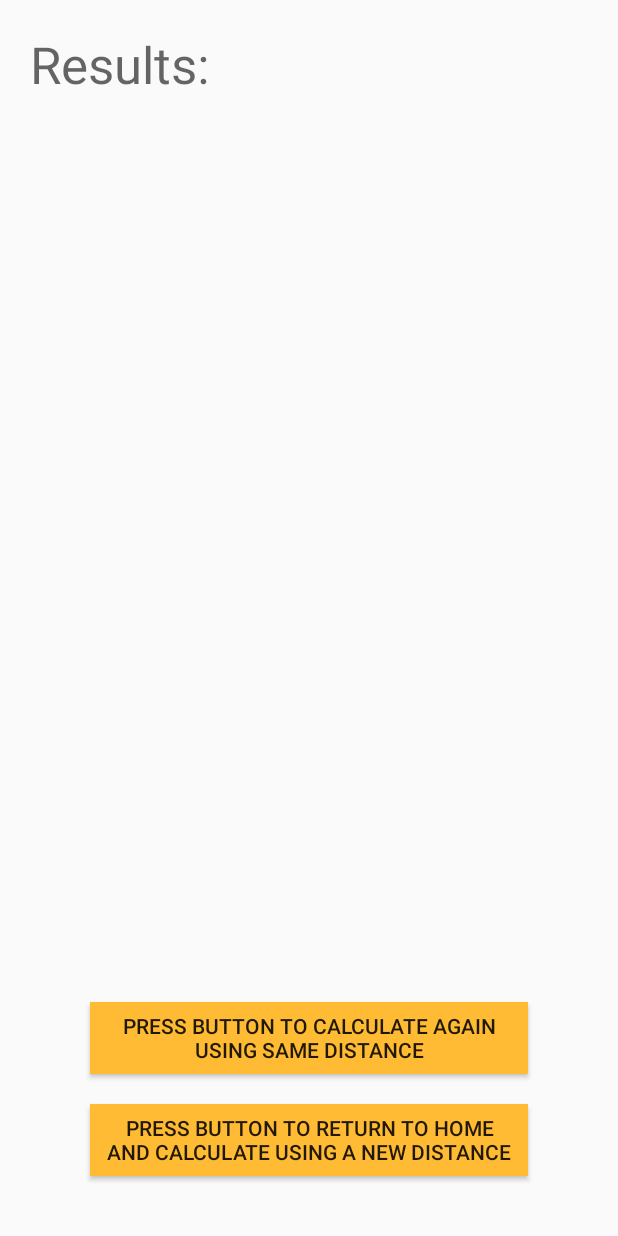
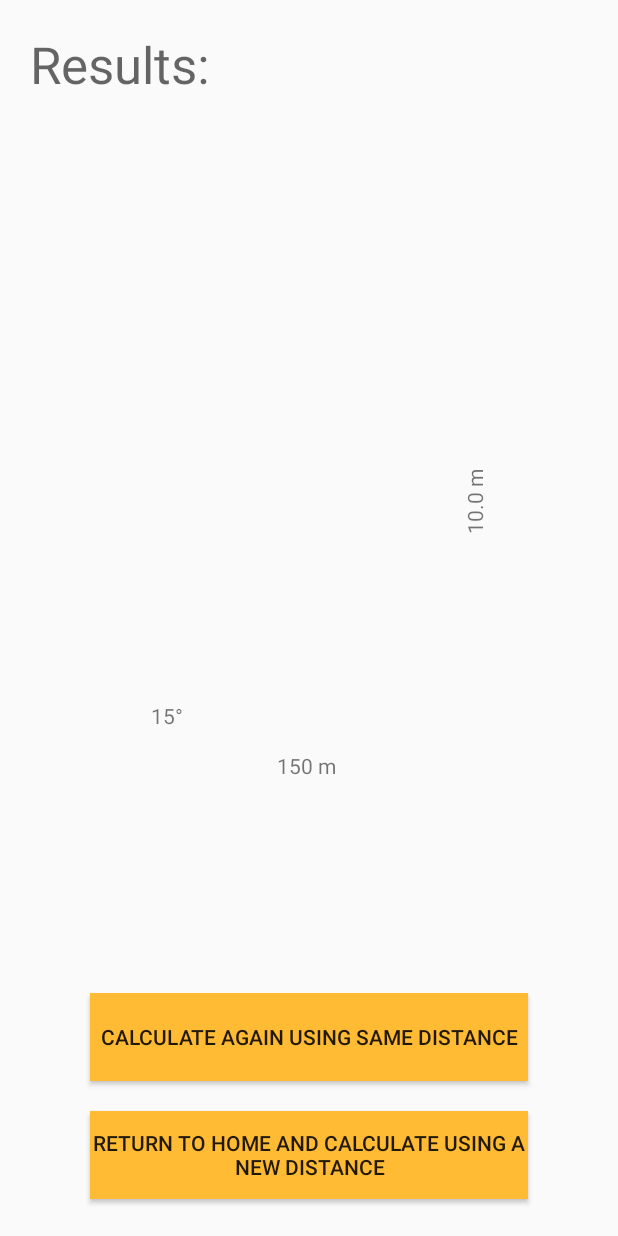
Before and after one commit to MasonMcV/Measurematics, an Android app: the layout activity_results.xml on its own in the app's theme, with its tools: preview values and no code run, on a phone screen of 412 x 824 dp. Run offline under Robolectric (Android 15) with nearby library versions, the phone set to English and light mode, and no system bars.

Commit message:
Adding Calculations and UI adjustments for the third activity
Added vertical and horizantal linear layouts for controlling the placement of items on the third screen, including the drawn triangle, the buttons, and the UI Text.

```diff
--- a/app/src/main/java/com/msquared/physicskinematics/GatheringData.java
+++ b/app/src/main/java/com/msquared/physicskinematics/GatheringData.java
@@ -17,6 +17,7 @@ public class GatheringData extends AppCompatActivity implements Orientation.List
     private Orientation mOrientation;
     float[] dataMaxMin = {0,0};
     double _distance;
+    String _string;
 
     @Override
     protected void onCreate(Bundle savedInstanceState) {
@@ -28,6 +29,7 @@ public class GatheringData extends AppCompatActivity implements Orientation.List
         Intent intent = getIntent();
         Bundle b = this.getIntent().getExtras();
         double[] array = b.getDoubleArray("key");
+        _string = b.getString("string");
         _distance = array[0];
         TextView distanceTextView = findViewById(R.id.textView4);
         distanceTextView.setText("Distance: " + _distance);
@@ -55,15 +57,16 @@ public class GatheringData extends AppCompatActivity implements Orientation.List
         if(dataMaxMin[0] == 0)
         {
             dataMaxMin[0] = mOrientation.getRoll();
-            Log.d("Data","Data = " + dataMaxMin[0] + dataMaxMin[1]);
+            Log.d("Data","Data = " + dataMaxMin[0] + " " + dataMaxMin[1]);
             return;
         }
         dataMaxMin[1] = mOrientation.getRoll();
-        Log.d("Data","Data = " + dataMaxMin[0] + dataMaxMin[1]);
+        Log.d("Data","Data = " + dataMaxMin[0] + " " + dataMaxMin[1]);
 
         Intent myIntent2 = new Intent(this, Results.class);
         Bundle c = new Bundle();
         c.putDoubleArray("key", new double[]{_distance, dataMaxMin[0], dataMaxMin[1]});
+        c.putString("string", _string);
         myIntent2.putExtras(c);
         startActivity(myIntent2);
         // TODO: Add the stuff that makes it go to the text activity and pass the dataMaxMin variable
--- a/app/src/main/java/com/msquared/physicskinematics/MainActivity.java
+++ b/app/src/main/java/com/msquared/physicskinematics/MainActivity.java
@@ -5,6 +5,7 @@ import android.support.v7.app.AppCompatActivity;
 import android.os.Bundle;
 import android.view.View;
 import android.widget.EditText;
+import android.widget.Spinner;
 
 public class MainActivity extends AppCompatActivity
 {
@@ -27,10 +28,15 @@ public class MainActivity extends AppCompatActivity
     public void onButtonClick(View view){
         Bundle b = new Bundle();
         EditText editText = (EditText) findViewById(R.id.editText);
+        Spinner mySpinner = findViewById(R.id.spinner);
+
+
         String message = editText.getText().toString();
+
         double distance = 1.0;
         if(!message.matches("")) distance = Double.parseDouble(message);
         b.putDoubleArray("key", new double[]{distance});
+        b.putString("string",mySpinner.getSelectedItem().toString());
         Intent myIntent = new Intent(this, GatheringData.class);
         myIntent.putExtras(b);
         startActivity(myIntent);
--- a/app/src/main/java/com/msquared/physicskinematics/Results.java
+++ b/app/src/main/java/com/msquared/physicskinematics/Results.java
@@ -1,13 +1,35 @@
 package com.msquared.physicskinematics;
 
+import android.content.Context;
 import android.content.Intent;
+import android.graphics.Bitmap;
+import android.graphics.Canvas;
+import android.graphics.Color;
+import android.graphics.Paint;
+import android.graphics.Path;
+import android.graphics.Point;
 import android.support.v7.app.AppCompatActivity;
 import android.os.Bundle;
+import android.view.Display;
 import android.view.View;
+import android.widget.ImageView;
+import android.widget.TextView;
+
+import java.util.Locale;
+
+import static java.lang.Math.abs;
+import static java.lang.Math.atan;
+import static java.lang.Math.round;
+import static java.lang.Math.tan;
+import static java.lang.Math.toDegrees;
+import static java.lang.Math.toRadians;
 
 public class Results extends AppCompatActivity {
 
     double _distance;
+    String _unit;
+    ImageView drawingImageView;
+
     @Override
     protected void onCreate(Bundle savedInstanceState) {
         super.onCreate(savedInstanceState);
@@ -15,13 +37,28 @@ public class Results extends AppCompatActivity {
 
         Intent intent2 = getIntent();
         Bundle c = this.getIntent().getExtras();
-        double [] array=c.getDoubleArray("key");
+        double[] array=c.getDoubleArray("key");
+        _unit = c.getString("string");
         _distance = array[0];
+
+        double height = round(getHeight(array[1], array[2])*10)/10.0;
+        double groundTheta = round(getGroundTheta(height)*10)/10.0;
+
+        TextView heightView = (TextView) findViewById(R.id.heightText);
+        TextView distanceView = (TextView) findViewById(R.id.distanceText);
+        TextView thetaView = (TextView) findViewById(R.id.thetaText);
+
+        heightView.setText(height + " " + _unit);
+        distanceView.setText(_distance + " " + _unit);
+        thetaView.setText(groundTheta + "°");
+
+        displayScreen();
     }
 
     public void onButtonRecalculate(View view) {
         Bundle d = new Bundle();
         d.putDoubleArray("key", new double[]{_distance});
+        d.putString("string", _unit);
         Intent myIntent3 = new Intent(this, GatheringData.class);
         myIntent3.putExtras(d);
         startActivity(myIntent3);
@@ -31,4 +68,48 @@ public class Results extends AppCompatActivity {
         Intent myIntent4 = new Intent(this, MainActivity.class);
         startActivity(myIntent4);
     }
+
+    private double getHeight(double theta1, double theta2)
+    {
+        double height1 = tan(toRadians(abs(90-abs(theta1))))*_distance;
+        double height2 = tan(toRadians(abs(90-abs(theta2))))*_distance;
+        return height1 + height2;
+    }
+
+    private double getGroundTheta(double height)
+    {
+        double theta = toDegrees(atan((height/_distance)));
+        return theta;
+    }
+
+    public void displayScreen() {
+        Display display = getWindowManager().getDefaultDisplay();
+        Point size = new Point();
+        display.getSize(size);
+        int screenWidth = size.x;
+        int screenHeight = size.y;
+
+        drawingImageView = (ImageView) this.findViewById(R.id.triangleImage);
+        Bitmap bitmap = Bitmap.createBitmap((int) screenWidth, (int) screenHeight, Bitmap.Config.ARGB_8888);
+        Canvas canvas = new Canvas(bitmap);
+        drawingImageView.setImageBitmap(bitmap);
+
+        TextView heightView = (TextView) findViewById(R.id.heightText);
+        TextView distanceView = (TextView) findViewById(R.id.distanceText);
+        TextView thetaView = (TextView) findViewById(R.id.thetaText);
+
+        Point point1 = new Point(screenWidth/10, (int)round(screenHeight*5.75/10));
+        Point point2 = new Point((int)round(screenWidth*8.5/10), (int)round(screenHeight*5.75/10));
+        Point point3 = new Point((int)round(screenWidth*8.5/10), screenHeight*3/10);
+
+
+        // Line
+        Paint paint = new Paint();
+        paint.setColor(Color.GREEN);
+        paint.setStrokeWidth(5);
+        canvas.drawLine(point1.x, point1.y, point2.x, point2.y, paint);
+        canvas.drawLine(point2.x, point2.y, point3.x, point3.y, paint);
+        canvas.drawLine(point3.x, point3.y, point1.x, point1.y, paint);
+
+    }
 }
--- a/app/src/main/res/layout/activity_results.xml
+++ b/app/src/main/res/layout/activity_results.xml
@@ -6,43 +6,162 @@
     android:layout_height="match_parent"
     tools:context=".Results">
 
-    <Button
-        android:id="@+id/recalculate"
-        android:layout_width="0dp"
-        android:layout_height="wrap_content"
-        android:layout_marginBottom="20dp"
-        android:layout_marginEnd="60dp"
-        android:layout_marginStart="60dp"
-        android:background="@android:color/holo_orange_light"
-        android:onClick="onButtonRecalculate"
-        android:text="@string/recalculate"
-        app:layout_constraintBottom_toTopOf="@+id/returnHome"
-        app:layout_constraintEnd_toEndOf="parent"
-        app:layout_constraintStart_toStartOf="parent" />
+    <LinearLayout
+        android:layout_width="match_parent"
+        android:layout_height="match_parent"
+        android:orientation="vertical"
+        tools:layout_editor_absoluteX="52dp"
+        tools:layout_editor_absoluteY="0dp">
 
-    <Button
-        android:id="@+id/returnHome"
-        android:layout_width="0dp"
-        android:layout_height="wrap_content"
-        android:layout_marginBottom="40dp"
-        android:layout_marginEnd="60dp"
-        android:layout_marginStart="60dp"
-        android:background="@android:color/holo_orange_light"
-        android:onClick="onButtonReturnHome"
-        android:text="@string/return_home"
-        app:layout_constraintBottom_toBottomOf="parent"
-        app:layout_constraintEnd_toEndOf="parent"
-        app:layout_constraintStart_toStartOf="parent" />
 
         <TextView
             android:id="@+id/textView5"
-        android:layout_width="wrap_content"
+            android:layout_width="match_parent"
             android:layout_height="wrap_content"
             android:layout_marginStart="20dp"
             android:layout_marginTop="20dp"
-        android:text="Results:"
+            android:text="@string/results_text"
             android:textAppearance="@style/TextAppearance.AppCompat.Display1"
             app:layout_constraintStart_toStartOf="parent"
             app:layout_constraintTop_toTopOf="parent" />
 
+        <Space
+            android:layout_width="match_parent"
+            android:layout_height="wrap_content"
+            android:layout_weight="1.7" />
+
+        <LinearLayout
+            android:layout_width="match_parent"
+            android:layout_height="wrap_content"
+            android:layout_weight="1"
+            android:orientation="horizontal">
+
+            <Space
+                android:layout_width="wrap_content"
+                android:layout_height="wrap_content"
+                android:layout_weight=".75" />
+
+            <TextView
+                android:id="@+id/heightText"
+                android:layout_width="wrap_content"
+                android:layout_height="wrap_content"
+                android:layout_weight=".1"
+                android:rotation="-90"
+                android:text="10.0 m"
+                android:textAlignment="viewStart" />
+
+            <Space
+                android:layout_width="wrap_content"
+                android:layout_height="wrap_content"
+                android:layout_weight=".15" />
+
+        </LinearLayout>
+
+        <LinearLayout
+            android:layout_width="match_parent"
+            android:layout_height="wrap_content"
+            android:layout_weight=".1"
+            android:orientation="horizontal">
+
+            <Space
+                android:layout_width="wrap_content"
+                android:layout_height="wrap_content"
+                android:layout_weight=".35" />
+
+            <TextView
+                android:id="@+id/thetaText"
+                android:layout_width="wrap_content"
+                android:layout_height="wrap_content"
+                android:layout_weight=".25"
+                android:text="15°" />
+
+            <Space
+                android:layout_width="wrap_content"
+                android:layout_height="wrap_content"
+                android:layout_weight=".75" />
+        </LinearLayout>
+
+        <LinearLayout
+            android:layout_width="match_parent"
+            android:layout_height="wrap_content"
+            android:orientation="horizontal">
+
+            <TextView
+                android:id="@+id/distanceText"
+                android:layout_width="wrap_content"
+                android:layout_height="wrap_content"
+                android:layout_weight="1"
+                android:gravity="center"
+                android:text="150 m " />
+        </LinearLayout>
+
+        <Space
+            android:layout_width="match_parent"
+            android:layout_height="wrap_content"
+            android:layout_weight="1" />
+
+        <TableLayout
+            android:layout_width="match_parent"
+            android:layout_height="wrap_content"
+            android:layout_weight=".15">
+
+            <TableRow
+                android:layout_width="match_parent"
+                android:layout_height="wrap_content"
+                android:layout_weight=".5"
+                android:orientation="horizontal">
+
+                <Button
+                    android:id="@+id/recalculate"
+                    android:layout_width="match_parent"
+                    android:layout_height="match_parent"
+                    android:layout_marginBottom="10dp"
+                    android:layout_marginEnd="60dp"
+                    android:layout_marginStart="60dp"
+                    android:layout_marginTop="0dp"
+                    android:layout_weight=".25"
+                    android:background="@android:color/holo_orange_light"
+                    android:onClick="onButtonRecalculate"
+                    android:text="@string/recalculate" />
+            </TableRow>
+
+            <TableRow
+                android:layout_width="match_parent"
+                android:layout_height="wrap_content"
+                android:layout_weight=".5">
+
+                <Button
+                    android:id="@+id/returnHome"
+                    android:layout_width="match_parent"
+                    android:layout_height="match_parent"
+                    android:layout_marginBottom="10dp"
+                    android:layout_marginEnd="60dp"
+                    android:layout_marginStart="60dp"
+                    android:layout_marginTop="10dp"
+                    android:layout_weight=".25"
+                    android:background="@android:color/holo_orange_light"
+                    android:onClick="onButtonReturnHome"
+                    android:text="@string/return_home" />
+            </TableRow>
+
+        </TableLayout>
+
+        <Space
+            android:layout_width="match_parent"
+            android:layout_height="wrap_content"
+            android:layout_weight=".1" />
+
+    </LinearLayout>
+
+    /*
+
+    <ImageView
+        android:id="@+id/triangleImage"
+        android:layout_width="match_parent"
+        android:layout_height="match_parent"
+        tools:layout_editor_absoluteX="0dp"
+        tools:layout_editor_absoluteY="295dp" />
+
+    */
+
 </android.support.constraint.ConstraintLayout>
--- a/app/src/main/res/values/strings.xml
+++ b/app/src/main/res/values/strings.xml
@@ -15,6 +15,7 @@
     <string name="dataMeasure_instructions">How to record measurements:\n1.Look down phone pointed at object
     \n2.Tap button once\n3.Look up phone and tap button\n  when object is at max point</string>
 
-    <string name="recalculate">Press button to calculate again\nusing same distance</string>
-    <string name="return_home">Press button to return to home\nand calculate using a new distance</string>
+    <string name="recalculate">Calculate again using same distance</string>
+    <string name="return_home">Return to home and calculate using a new distance</string>
+    <string name="results_text">Results:</string>
 </resources>
```
Lines whose indentation alone changed are shown as unchanged.
